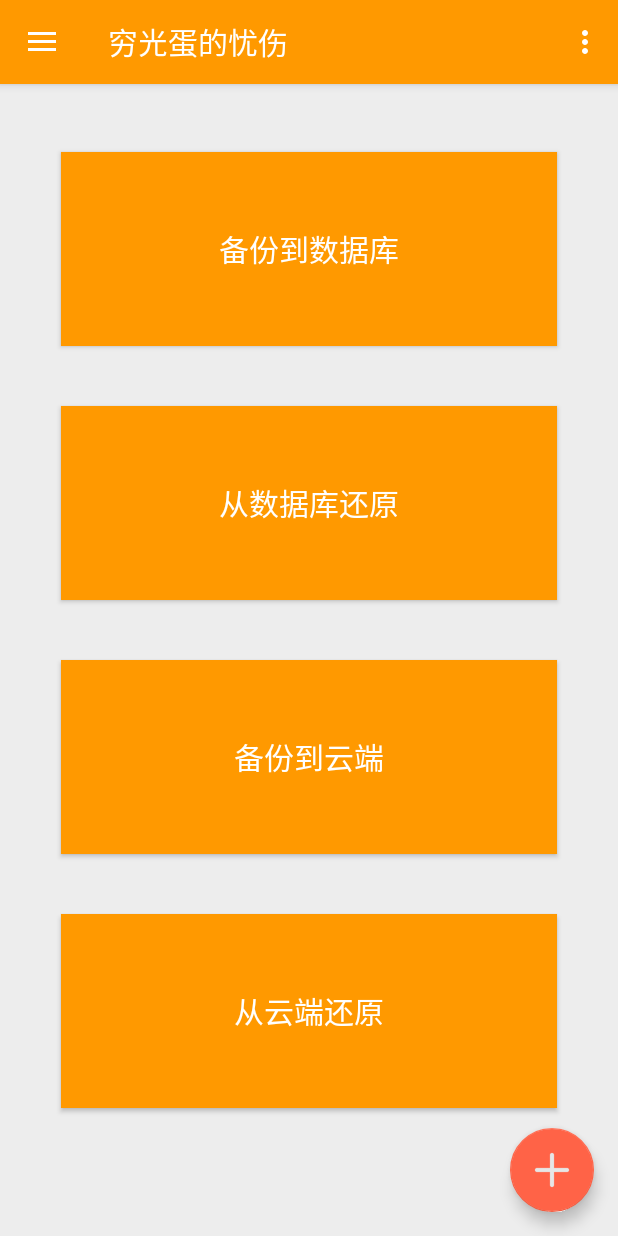
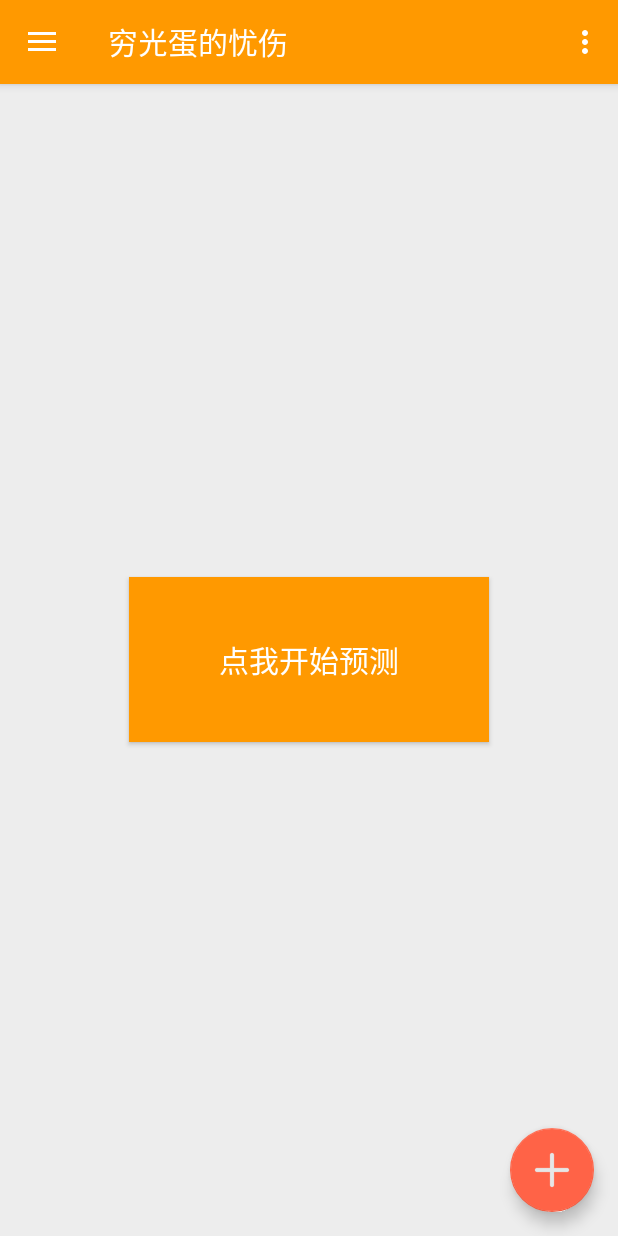
Before and after one commit to iwxyi/Poorrow, an Android app: the fragment ExportFragment placed in its activity, in the side drawer, after a tap on "数据预测", on a phone screen of 412 x 824 dp. Run offline under Robolectric (Android 15) with nearby library versions, the phone set to English and light mode, and no system bars; libraries missing offline, so code that uses them is left out: cn.pedant; 7 statements that could not run were skipped.

Commit message:
新增（伪）数据预测……

```diff
--- a/app/src/main/java/com/iwxyi/ExportFragment.java
+++ b/app/src/main/java/com/iwxyi/ExportFragment.java
@@ -43,17 +43,10 @@ import cn.pedant.SweetAlert.SweetAlertDialog;
  * create an instance of this fragment.
  */
 public class ExportFragment extends Fragment implements View.OnClickListener {
-    // TODO: Rename parameter arguments, choose names that match
-    // the fragment initialization parameters, e.g. ARG_ITEM_NUMBER
-    private static final String ARG_PARAM1 = "param1";
-    private static final String ARG_PARAM2 = "param2";
+
     private final int SYNC_RESULT = 1;
     private final int SYNC_PROCESS = 2;
     private final int SYNC_WRONG = 3;
-
-    // TODO: Rename and change types of parameters
-    private String mParam1;
-    private String mParam2;
 
     private SweetAlertDialog pDialog;
 
@@ -83,27 +76,17 @@ public class ExportFragment extends Fragment implements View.OnClickListener {
      * Use this factory method to create a new instance of
      * this fragment using the provided parameters.
      *
-     * @param param1 Parameter 1.
-     * @param param2 Parameter 2.
      * @return A new instance of fragment ExportFragment.
      */
     // TODO: Rename and change types and number of parameters
-    public static ExportFragment newInstance(String param1, String param2) {
+    public static ExportFragment newInstance() {
         ExportFragment fragment = new ExportFragment();
-        Bundle args = new Bundle();
-        args.putString(ARG_PARAM1, param1);
-        args.putString(ARG_PARAM2, param2);
-        fragment.setArguments(args);
         return fragment;
     }
 
     @Override
     public void onCreate(Bundle savedInstanceState) {
         super.onCreate(savedInstanceState);
-        if (getArguments() != null) {
-            mParam1 = getArguments().getString(ARG_PARAM1);
-            mParam2 = getArguments().getString(ARG_PARAM2);
-        }
     }
 
     @Override
@@ -273,7 +256,7 @@ public class ExportFragment extends Fragment implements View.OnClickListener {
                             Message msg = Message.obtain();
                             if ("OK".equals(StringUtil.getXml(content, "STATE"))) {
                                 msg.what = SYNC_PROCESS;
-                                msg.arg1 = i+1;
+                                msg.arg1 = i;
                                 if (!"".equals(content)) {
                                     content = StringUtil.getXml(content, "CONTENT");
                                     FileUtil.writeTextVals(fields[i]+".txt", content);
--- a/app/src/main/java/com/iwxyi/MainActivity.java
+++ b/app/src/main/java/com/iwxyi/MainActivity.java
@@ -1,7 +1,6 @@
 package com.iwxyi;
 
 import android.content.Intent;
-import android.graphics.Color;
 import android.net.Uri;
 import android.os.Bundle;
 import android.support.design.widget.FloatingActionButton;
@@ -33,7 +32,8 @@ import cn.pedant.SweetAlert.SweetAlertDialog;
 public class MainActivity extends AppCompatActivity
         implements NavigationView.OnNavigationItemSelectedListener, BlankDataFragment.OnBlankFragmentInteractionListener,
                 BillsFragment.OnListFragmentInteractionListener, PlusOneButtonFragment.OnPlusOneButtonFragmentInteractionListener,
-                ExportFragment.OnExportFragmentInteractionListener{
+                ExportFragment.OnExportFragmentInteractionListener, FinanceFragment.OnFinanceFragmentInteractionListener,
+                PredictFragment.OnPredictFragmentInteractionListener{
 
     private final int REQUEST_CODE_RECORD = 1;
     private final int REQUEST_CODE_MODIFY = 2;
@@ -253,12 +253,14 @@ public class MainActivity extends AppCompatActivity
                 switchFragment(BlankDataFragment.newInstance());
                 currentFragmentIndex = 0;
             }
-        } else if (id == R.id.nav_balance) {
+        } else if (id == R.id.nav_finance) {
+            switchFragment(FinanceFragment.newInstance());
             currentFragmentIndex = 2;
-        } else if (id == R.id.nav_future) {
+        } else if (id == R.id.nav_predict) {
+            switchFragment(PredictFragment.newInstance());
             currentFragmentIndex = 3;
         } else if (id == R.id.nav_export) {
-            switchFragment(ExportFragment.newInstance("", ""));
+            switchFragment(ExportFragment.newInstance());
             currentFragmentIndex = 4;
         } else if (id == R.id.nav_share) {
 
@@ -335,4 +337,14 @@ public class MainActivity extends AppCompatActivity
     public void onExportFragmentInteraction(Uri uri) {
 
     }
+
+    @Override
+    public void onFinanceFragmentInteraction(Uri uri) {
+
+    }
+
+    @Override
+    public void onPredictFragmentInteraction(Uri uri) {
+
+    }
 }
--- /dev/null
+++ b/app/src/main/java/com/iwxyi/PredictFragment.java
@@ -0,0 +1,155 @@
+package com.iwxyi;
+
+import android.content.Context;
+import android.graphics.Color;
+import android.net.Uri;
+import android.os.Bundle;
+import android.os.Handler;
+import android.os.Message;
+import android.support.annotation.NonNull;
+import android.support.v4.app.Fragment;
+import android.view.LayoutInflater;
+import android.view.View;
+import android.view.ViewGroup;
+import android.widget.Button;
+import android.widget.Toast;
+
+import com.iwxyi.BillsFragment.DummyContent;
+
+import cn.pedant.SweetAlert.SweetAlertDialog;
+
+
+/**
+ * A simple {@link Fragment} subclass.
+ * Activities that contain this fragment must implement the
+ * {@link OnPredictFragmentInteractionListener} interface
+ * to handle interaction events.
+ * Use the {@link PredictFragment#newInstance} factory method to
+ * create an instance of this fragment.
+ */
+public class PredictFragment extends Fragment implements View.OnClickListener {
+
+    private final int MESSAGE_WHAT_PREDICT = 1;
+
+    private OnPredictFragmentInteractionListener mListener;
+    private Button mStartPredictBtn;
+    private SweetAlertDialog pDialog;
+
+    public PredictFragment() {
+        // Required empty public constructor
+    }
+
+    private void initView(@NonNull final View itemView) {
+        pDialog = new SweetAlertDialog(getContext(), SweetAlertDialog.PROGRESS_TYPE);
+        mStartPredictBtn = (Button) itemView.findViewById(R.id.btn_startPredict);
+        mStartPredictBtn.setOnClickListener(this);
+    }
+
+    /**
+     * Use this factory method to create a new instance of
+     * this fragment using the provided parameters.
+     *
+     * @return A new instance of fragment PredictFragment.
+     */
+    // TODO: Rename and change types and number of parameters
+    public static PredictFragment newInstance() {
+        return new PredictFragment();
+    }
+
+    @Override
+    public void onCreate(Bundle savedInstanceState) {
+        super.onCreate(savedInstanceState);
+    }
+
+    @Override
+    public View onCreateView(LayoutInflater inflater, ViewGroup container,
+                             Bundle savedInstanceState) {
+        // Inflate the layout for this fragment
+        View view = inflater.inflate(R.layout.fragment_predict, container, false);
+        initView(view);
+        return view;
+    }
+
+    // TODO: Rename method, update argument and hook method into UI event
+    public void onButtonPressed(Uri uri) {
+        if (mListener != null) {
+            mListener.onPredictFragmentInteraction(uri);
+        }
+    }
+
+    @Override
+    public void onAttach(Context context) {
+        super.onAttach(context);
+        if (context instanceof OnPredictFragmentInteractionListener) {
+            mListener = (OnPredictFragmentInteractionListener) context;
+        } else {
+            throw new RuntimeException(context.toString()
+                    + " must implement OnPredictFragmentInteractionListener");
+        }
+    }
+
+    @Override
+    public void onDetach() {
+        super.onDetach();
+        mListener = null;
+    }
+
+    @Override
+    public void onClick(View v) {
+        switch (v.getId()) {
+            case R.id.btn_startPredict:
+                pDialog.getProgressHelper().setBarColor(Color.parseColor("#A5DC86"));
+                pDialog.setTitleText("预测中");
+                pDialog.setCustomImage(R.drawable.ic_dan);
+                pDialog.setCancelable(true);
+                pDialog.show();
+                predict();
+                break;
+            default:
+                break;
+        }
+    }
+
+    Handler handler = new Handler() {
+        public void handleMessage(Message msg) {
+            if (msg.what == MESSAGE_WHAT_PREDICT) {
+                pDialog.hide();
+
+                new SweetAlertDialog(getContext(), SweetAlertDialog.ERROR_TYPE)
+                        .setTitleText("预测结束...")
+                        .setContentText("此功能基于大数据AI预测，您当前只有" + DummyContent.ITEMS.size() + "条数据，数据量远远不足，请过一段时间再试。")
+                        .show();
+            }
+        }
+    };
+
+    private void predict() {
+        new Thread() {
+            public void run() {
+                try {
+                    sleep(5000);
+                } catch (InterruptedException e) {
+                    e.printStackTrace();
+                }
+                Message msg = Message.obtain();
+                msg.what = MESSAGE_WHAT_PREDICT;
+                handler.sendMessage(msg);
+            }
+        }.start();
+    }
+
+    /**
+     * This interface must be implemented by activities that contain this
+     * fragment to allow an interaction in this fragment to be communicated
+     * to the activity and potentially other fragments contained in that
+     * activity.
+     * <p>
+     * See the Android Training lesson <a href=
+     * "http://developer.android.com/training/basics/fragments/communicating.html"
+     * >Communicating with Other Fragments</a> for more information.
+     */
+    public interface OnPredictFragmentInteractionListener {
+        // TODO: Update argument type and name
+        void onPredictFragmentInteraction(Uri uri);
+    }
+}
--- /dev/null
+++ b/app/src/main/res/layout/fragment_predict.xml
@@ -0,0 +1,30 @@
+<?xml version="1.0" encoding="utf-8"?>
+<FrameLayout xmlns:android="http://schemas.android.com/apk/res/android"
+    xmlns:tools="http://schemas.android.com/tools"
+    android:layout_width="match_parent"
+    android:layout_height="match_parent"
+    android:layout_gravity="center"
+    tools:context=".PredictFragment">
+
+    <LinearLayout
+        android:layout_width="match_parent"
+        android:layout_height="match_parent"
+        android:layout_gravity="center"
+        android:gravity="center"
+        android:orientation="horizontal">
+
+        <Button
+            android:id="@+id/btn_startPredict"
+            android:text="点我开始预测"
+            android:textSize="20dp"
+            android:background="@color/colorPrimary"
+            android:textColor="@color/colorWhite"
+            android:paddingHorizontal="60dp"
+            android:paddingVertical="40dp"
+            android:layout_width="wrap_content"
+            android:layout_height="wrap_content" />
+
+    </LinearLayout>
+
+
+</FrameLayout>
--- a/app/src/main/res/menu/activity_main_drawer.xml
+++ b/app/src/main/res/menu/activity_main_drawer.xml
@@ -9,11 +9,11 @@
             android:icon="@drawable/ic_history"
             android:title="账单历史" />
         <item
-            android:id="@+id/nav_balance"
+            android:id="@+id/nav_finance"
             android:icon="@drawable/ic_card"
             android:title="财务统计" />
         <item
-            android:id="@+id/nav_future"
+            android:id="@+id/nav_predict"
             android:icon="@drawable/ic_eye"
             android:title="数据预测" />
         <item
```
Also changed, not shown: app/src/main/java/com/iwxyi/FinanceFragment.java (added, +90 -0 lines), app/src/main/res/layout/fragment_finance.xml (added, +14 -0 lines).
